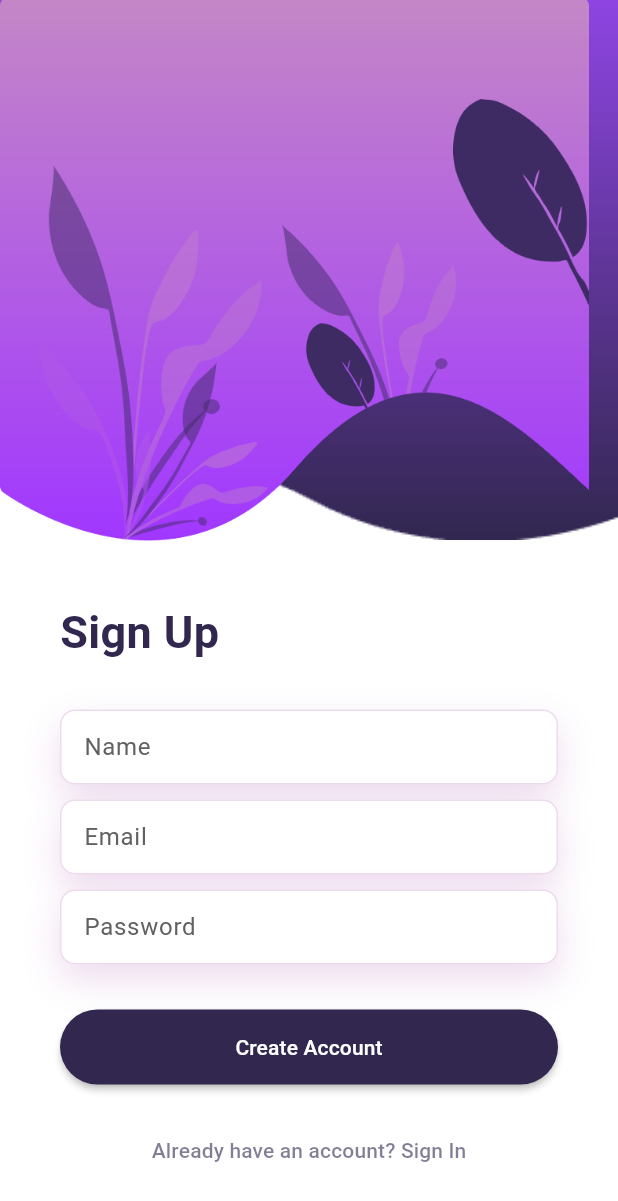
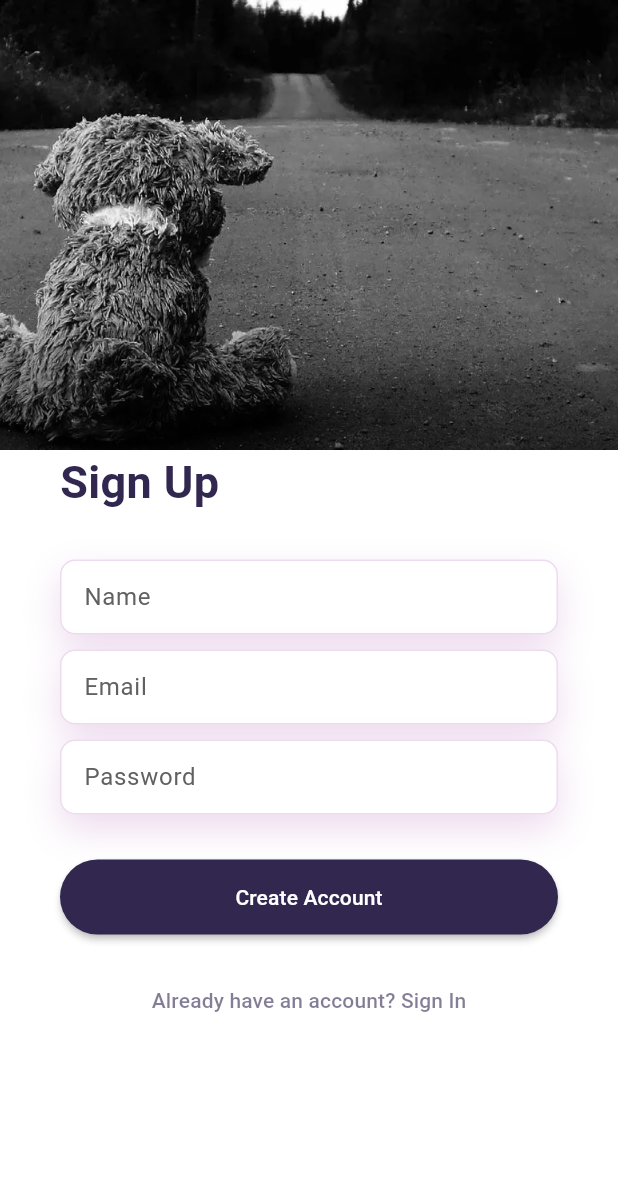
Before and after one commit to AbrorAzizov/APP_FOR_Recoe_Genie_Test, a Flutter app: the screen it shows after launch, on a phone screen of 412 x 824 dp. Shown: the top 1201 px of the screen. Run offline on Flutter 3.47's test engine with Material 3 defaults, Android fonts, the phone set to English and light mode, and no system bars; our stand-ins replace animate_do, bloc, cloud_firestore, dartz, dio, file_picker and 6 more; accounts and stored records are empty.

```diff
--- a/lib/features/auth/pages/signup_page.dart
+++ b/lib/features/auth/pages/signup_page.dart
@@ -27,38 +27,35 @@ class _SignUpPageState extends State<SignUpPage> {
       body: SingleChildScrollView(
         child: Column(
           children: [
-            // Top Background
-            SizedBox(
-              height: 400,
-              child: Stack(
-                children: [
-                  Positioned(
-                    top: -40,
-                    width: width,
-                    height: 400,
-                    child: FadeInUp(
-                      duration: Duration(seconds: 1),
-                      child: Image.asset(
-                        'assets/images/background.png',
-                        fit: BoxFit.cover,
+            Stack(
+              children: [
+                Image.asset(
+                  'assets/images/sad_photo.jpg',
+                  fit: BoxFit.cover,
+                  width: double.infinity,
+                  height: 300,
+                ),
+                Positioned.fill(
+                  child: Align(
+                    alignment: Alignment.bottomCenter,
+                    child: Container(
+                      height: 100,
+                      decoration: const BoxDecoration(
+                        gradient: LinearGradient(
+                          begin: Alignment.topCenter,
+                          end: Alignment.bottomCenter,
+                          colors: [
+                            Colors.transparent,
+                            Colors.black54, // или Colors.black87 для сильнее
+                          ],
+                        ),
                       ),
                     ),
                   ),
-                  Positioned(
-                    top: 0,
-                    width: width,
-                    height: 400,
-                    child: FadeInUp(
-                      duration: Duration(milliseconds: 1000),
-                      child: Image.asset(
-                        'assets/images/background-2.png',
-                        fit: BoxFit.cover,
-                      ),
-                    ),
-                  ),
-                ],
-              ),
+                ),
+              ],
             ),
+
 
             // Form content
             Padding(
--- a/lib/features/home/bloc/comments_bloc/coment_cubit.dart
+++ b/lib/features/home/bloc/comments_bloc/coment_cubit.dart
@@ -1,15 +1,16 @@
 
 import 'package:bloc/bloc.dart';
 import 'package:qolber_clean_arc/features/home/data/models/comment_model.dart';
+import '../../../../servise_locator.dart';
 import '../../domain/repository/coment_repo.dart';
 import 'coment_state.dart';
 
 import 'package:flutter_bloc/flutter_bloc.dart';
 
 class CommentCubit extends Cubit<CommentState> {
-  final CommentRepo _commentRepo;
+  final CommentRepo _commentRepo = sl<CommentRepo>() ;
 
-  CommentCubit(this._commentRepo) : super(CommentStateInitial());
+  CommentCubit() : super(CommentStateInitial());
 
   Future<void> loadComments(String postId) async {
     emit(CommentStateLoading());
--- a/lib/servise_locator.dart
+++ b/lib/servise_locator.dart
@@ -4,11 +4,13 @@ import 'package:get_it/get_it.dart';
 import 'package:qolber_clean_arc/features/auth/bloc/auth_cubit.dart';
 import 'package:qolber_clean_arc/features/auth/domain/repo/auth_repo.dart';
 import 'package:qolber_clean_arc/features/home/bloc/home_bloc/home_bloc.dart';
+import 'package:qolber_clean_arc/features/home/data/repo/comments_repo_imp.dart';
 import 'package:qolber_clean_arc/features/home/data/repo/post_repo_imp.dart';
 import 'package:qolber_clean_arc/features/home/storage/domain/storage_repo.dart';
 import 'core/network/dio_client.dart';
 import 'features/auth/data/repository/auth_repo_imp.dart';
 import 'features/home/data/source/firebase_data_serice.dart';
+import 'features/home/domain/repository/coment_repo.dart';
 import 'features/home/domain/repository/post_repo.dart';
 import 'features/home/storage/data/storage_repo_imp.dart';
 
@@ -20,6 +22,7 @@ void setupServiceLocator() {
   sl.registerSingleton<DioClient>(DioClient());
 
 
+  sl.registerSingleton<CommentRepo>(CommentRepoImp());
 
   /// auth
 
--- a/pubspec.yaml
+++ b/pubspec.yaml
@@ -11,6 +11,7 @@ dependencies:
     sdk: flutter
 
   dio:
+  uuid: ^4.0.0
   cupertino_icons: ^1.0.8
   get_it: ^7.7.0
   dartz: ^0.10.1
@@ -29,6 +30,7 @@ dependencies:
 
 
 
+
 dev_dependencies:
   flutter_test:
     sdk: flutter
@@ -39,3 +41,4 @@ flutter:
   uses-material-design: true
   assets:
     - assets/images/
+    - assets/images/sad_photo.jpg
```
Also changed, not shown: lib/features/auth/pages/login_page.dart (+35 -40 lines), lib/features/home/view/comment_section.dart (added, +117 -0 lines), lib/features/home/view/create_post_page.dart (+6 -6 lines), lib/features/home/view/post_widget.dart (+13 -3 lines), assets/images/AdobeStock_279757407_Preview.jpeg (deleted), assets/images/sad_photo.jpg (added), pubspec.lock.
